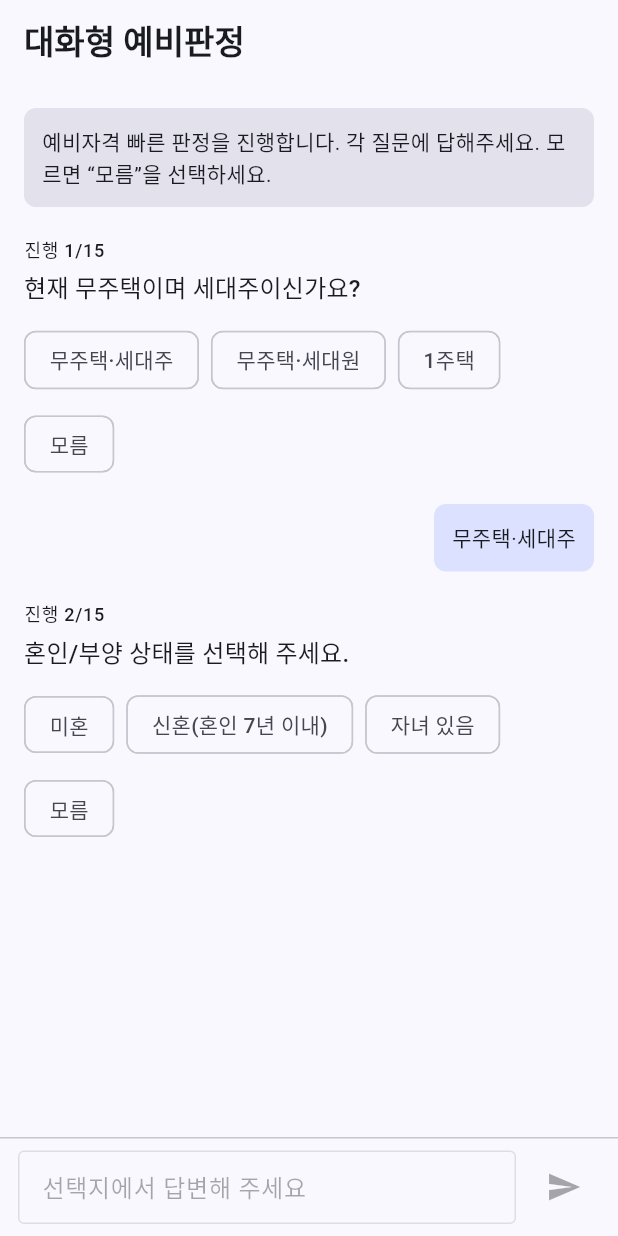
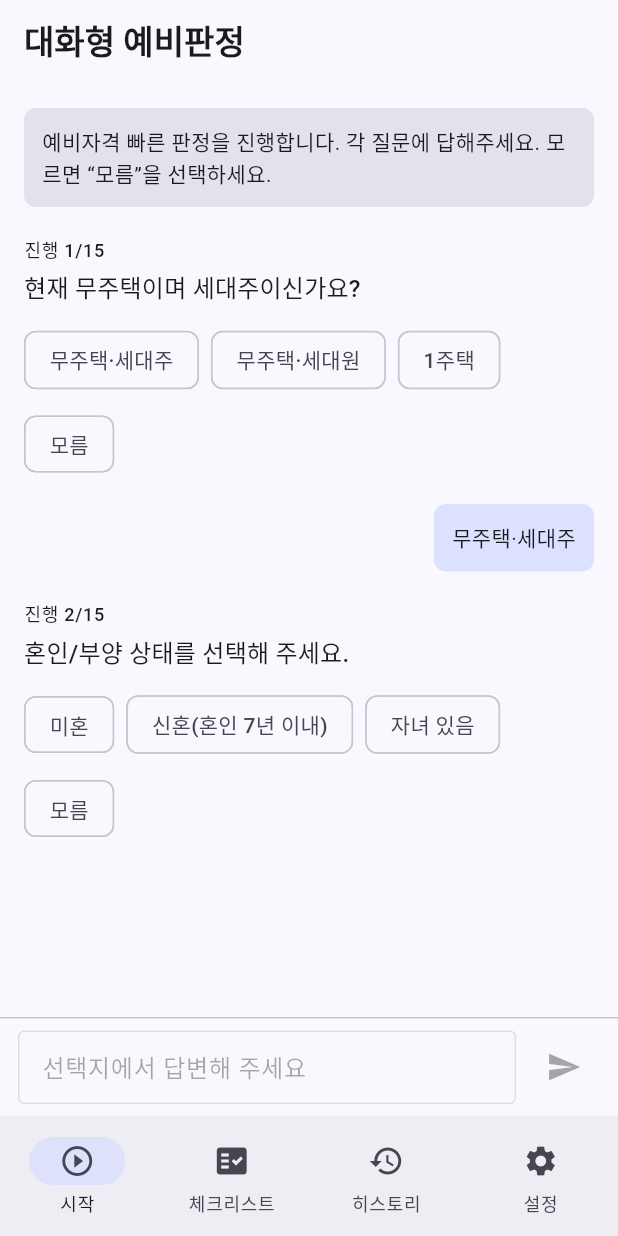
Before and after one commit to akra-devs/geonsaehelper, a Flutter app: the screen it shows after launch, after a tap on "무주택·세대주", on a phone screen of 412 x 824 dp. Run offline on Flutter 3.47's test engine with Material 3 defaults, Android fonts, the phone set to English and light mode, and no system bars.

Commit message:
feat(shell): add bottom tab AppShell and set as home

```diff
--- /dev/null
+++ b/lib/features/shell/ui/app_shell.dart
@@ -0,0 +1,190 @@
+import 'package:flutter/material.dart';
+import '../../../ui/theme/app_theme.dart';
+import '../../conversation/ui/conversation_page.dart';
+import '../../../common/analytics/analytics.dart';
+
+class AppShell extends StatefulWidget {
+  const AppShell({super.key});
+
+  @override
+  State<AppShell> createState() => _AppShellState();
+}
+
+class _AppShellState extends State<AppShell> {
+  int _index = 0;
+
+  final _pages = const [
+    ConversationPage(),
+    _ChecklistPage(),
+    _HistoryPage(),
+    _SettingsPage(),
+  ];
+
+  @override
+  Widget build(BuildContext context) {
+    final spacing = context.spacing;
+    return Scaffold(
+      body: SafeArea(
+        child: IndexedStack(index: _index, children: _pages),
+      ),
+      bottomNavigationBar: NavigationBar(
+        selectedIndex: _index,
+        onDestinationSelected: (i) {
+          setState(() => _index = i);
+          final tab = switch (i) { 0 => 'start', 1 => 'checklist', 2 => 'history', _ => 'settings' };
+          Analytics.instance.tabChange(tab);
+        },
+        destinations: const [
+          NavigationDestination(icon: Icon(Icons.play_circle_outline), label: '시작'),
+          NavigationDestination(icon: Icon(Icons.fact_check), label: '체크리스트'),
+          NavigationDestination(icon: Icon(Icons.history), label: '히스토리'),
+          NavigationDestination(icon: Icon(Icons.settings), label: '설정'),
+        ],
+      ),
+    );
+  }
+}
+
+class _ChecklistPage extends StatefulWidget {
+  const _ChecklistPage();
+  @override
+  State<_ChecklistPage> createState() => _ChecklistPageState();
+}
+
+class _ChecklistPageState extends State<_ChecklistPage> {
+  final _sections = <String, List<_ChecklistItem>>{
+    '개인': [
+      _ChecklistItem('신분증'),
+      _ChecklistItem('가족·혼인관계 증명'),
+      _ChecklistItem('소득 증빙'),
+    ],
+    '임대': [
+      _ChecklistItem('임대차계약서 사본'),
+      _ChecklistItem('등기부등본'),
+      _ChecklistItem('건축물대장(필요 시)'),
+    ],
+    '절차': [
+      _ChecklistItem('은행 상담 예약'),
+      _ChecklistItem('서류 제출'),
+      _ChecklistItem('심사 → 승인 → 실행'),
+    ],
+  };
+
+  @override
+  Widget build(BuildContext context) {
+    final spacing = context.spacing;
+    final total = _sections.values.fold<int>(0, (p, e) => p + e.length);
+    final done = _sections.values.fold<int>(0, (p, e) => p + e.where((i) => i.done).length);
+    return Scaffold(
+      appBar: AppBar(title: const Text('서류 체크리스트')),
+      body: ListView(
+        padding: EdgeInsets.all(spacing.x4),
+        children: [
+          // Overall progress
+          Text('진행 현황', style: Theme.of(context).textTheme.titleMedium),
+          const SizedBox(height: 8),
+          LinearProgressIndicator(value: total > 0 ? done / total : 0),
+          SizedBox(height: spacing.x3),
+          for (final entry in _sections.entries) ...[
+            // Section header with progress
+            _SectionHeader(title: entry.key, items: entry.value),
+            const SizedBox(height: 8),
+            ...entry.value.map((it) => CheckboxListTile(
+                  value: it.done,
+                  onChanged: (v) => setState(() => it.done = v ?? false),
+                  title: Text(it.label),
+                )),
+            SizedBox(height: spacing.x2),
+            Divider(color: Theme.of(context).colorScheme.outlineVariant),
+            SizedBox(height: spacing.x2),
+          ],
+        ],
+      ),
+    );
+  }
+}
+
+class _ChecklistItem {
+  final String label;
+  bool done;
+  _ChecklistItem(this.label, {this.done = false});
+}
+
+class _SectionHeader extends StatelessWidget {
+  final String title;
+  final List<_ChecklistItem> items;
+  const _SectionHeader({required this.title, required this.items});
+
+  @override
+  Widget build(BuildContext context) {
+    final cs = Theme.of(context).colorScheme;
+    final done = items.where((i) => i.done).length;
+    final total = items.length;
+    final value = total > 0 ? done / total : 0.0;
+    return Column(
+      crossAxisAlignment: CrossAxisAlignment.start,
+      children: [
+        Row(
+          children: [
+            Expanded(child: Text(title, style: Theme.of(context).textTheme.titleMedium)),
+            Text('$done/$total', style: Theme.of(context).textTheme.labelMedium?.copyWith(color: cs.onSurfaceVariant)),
+          ],
+        ),
+        const SizedBox(height: 6),
+        LinearProgressIndicator(value: value, minHeight: 4),
+      ],
+    );
+  }
+}
+
+class _HistoryPage extends StatelessWidget {
+  const _HistoryPage();
+  @override
+  Widget build(BuildContext context) {
+    return Scaffold(
+      appBar: AppBar(title: const Text('히스토리')),
+      body: ListView(
+        padding: EdgeInsets.all(context.spacing.x4),
+        children: const [
+          _EmptyHint(text: '최근 판정/대화가 여기에 표시됩니다.'),
+        ],
+      ),
+    );
+  }
+}
+
+class _SettingsPage extends StatelessWidget {
+  const _SettingsPage();
+  @override
+  Widget build(BuildContext context) {
+    return Scaffold(
+      appBar: AppBar(title: const Text('설정')),
+      body: ListView(
+        padding: EdgeInsets.all(context.spacing.x4),
+        children: const [
+          _EmptyHint(text: '테마/데이터/고지 설정이 여기에 표시됩니다.'),
+        ],
+      ),
+    );
+  }
+}
+
+class _EmptyHint extends StatelessWidget {
+  final String text;
+  const _EmptyHint({required this.text});
+  @override
+  Widget build(BuildContext context) {
+    return Center(
+      child: Padding(
+        padding: EdgeInsets.symmetric(vertical: context.spacing.x6),
+        child: Text(
+          text,
+          style: Theme.of(context).textTheme.bodyMedium?.copyWith(
+                color: Theme.of(context).colorScheme.onSurfaceVariant,
+              ),
+          textAlign: TextAlign.center,
+        ),
+      ),
+    );
+  }
+}
--- a/lib/main.dart
+++ b/lib/main.dart
@@ -1,6 +1,6 @@
 import 'package:flutter/material.dart';
 import 'ui/theme/app_theme.dart';
-import 'features/conversation/ui/conversation_page.dart';
+import 'features/shell/ui/app_shell.dart';
 
 void main() {
   runApp(const MyApp());
@@ -16,7 +16,7 @@ class MyApp extends StatelessWidget {
       theme: buildAppTheme(Brightness.light),
       darkTheme: buildAppTheme(Brightness.dark),
       themeMode: ThemeMode.system,
-      home: const ConversationPage(),
+      home: const AppShell(),
     );
   }
 }
```
